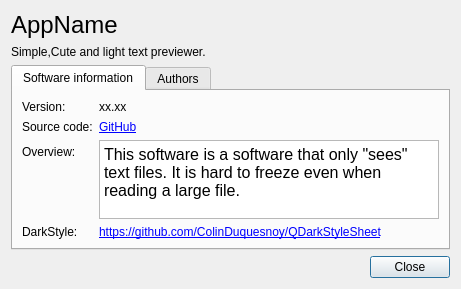
Qt form aboutdialog.ui (enjoysoftware/cute-light-text-previewer) before a commit.
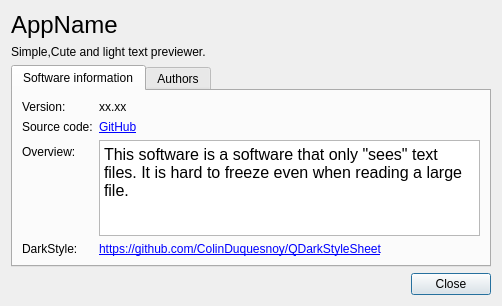
The same form after that commit.

Commit message: Fix window size

Patch:
```diff
--- a/aboutdialog.ui
+++ b/aboutdialog.ui
@@ -6,8 +6,8 @@
    <rect>
     <x>0</x>
     <y>0</y>
-    <width>461</width>
-    <height>289</height>
+    <width>502</width>
+    <height>306</height>
    </rect>
   </property>
   <property name="windowTitle">
```
